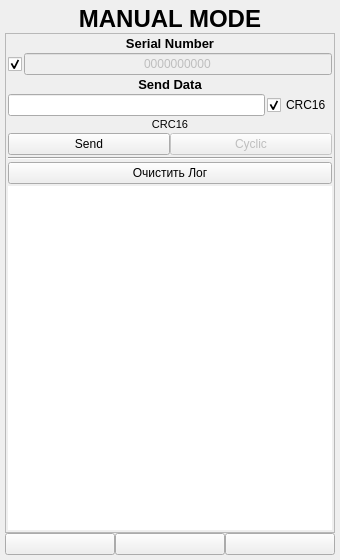
First picture: the form in ANDROID_FORMS/hands_enter_form.ui, repository DavidSiegman/PLC_RF_Configurator, before the edit.
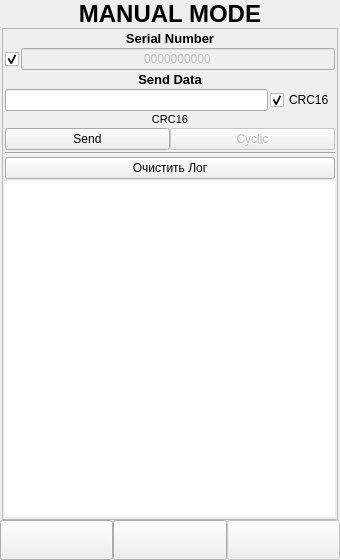
Second picture: the form after the edit. Icons and pictures are not drawn.

Patch:
```diff
--- a/ANDROID_FORMS/hands_enter_form.ui
+++ b/ANDROID_FORMS/hands_enter_form.ui
@@ -13,21 +13,21 @@
   <property name="windowTitle">
    <string>Form</string>
   </property>
-  <layout class="QVBoxLayout" name="verticalLayout">
+  <layout class="QVBoxLayout" name="verticalLayout_2">
    <property name="spacing">
     <number>0</number>
    </property>
    <property name="leftMargin">
-    <number>5</number>
+    <number>0</number>
    </property>
    <property name="topMargin">
-    <number>5</number>
+    <number>0</number>
    </property>
    <property name="rightMargin">
-    <number>5</number>
+    <number>0</number>
    </property>
    <property name="bottomMargin">
-    <number>5</number>
+    <number>0</number>
    </property>
    <item>
     <widget class="QLabel" name="label_1">
@@ -60,6 +60,27 @@
     </widget>
    </item>
    <item>
+    <widget class="QWidget" name="Main_Widget" native="true">
+     <property name="styleSheet">
+      <string notr="true"/>
+     </property>
+     <layout class="QVBoxLayout" name="verticalLayout_5">
+      <property name="spacing">
+       <number>0</number>
+      </property>
+      <property name="leftMargin">
+       <number>2</number>
+      </property>
+      <property name="topMargin">
+       <number>0</number>
+      </property>
+      <property name="rightMargin">
+       <number>2</number>
+      </property>
+      <property name="bottomMargin">
+       <number>0</number>
+      </property>
+      <item>
     <widget class="QScrollArea" name="scrollArea">
      <property name="horizontalScrollBarPolicy">
       <enum>Qt::ScrollBarAlwaysOff</enum>
@@ -72,8 +93,8 @@
        <rect>
         <x>0</x>
         <y>0</y>
-        <width>328</width>
-        <height>478</height>
+           <width>334</width>
+           <height>486</height>
        </rect>
       </property>
       <layout class="QVBoxLayout" name="verticalLayout_3">
@@ -453,15 +474,39 @@
      </widget>
     </widget>
    </item>
+     </layout>
+    </widget>
+   </item>
    <item>
-    <layout class="QHBoxLayout" name="horizontalLayout_2">
+    <widget class="QWidget" name="DownPanel_Widget" native="true">
+     <property name="styleSheet">
+      <string notr="true"/>
+     </property>
+     <layout class="QVBoxLayout" name="verticalLayout_4">
+      <property name="spacing">
+       <number>0</number>
+      </property>
+      <property name="leftMargin">
+       <number>0</number>
+      </property>
+      <property name="topMargin">
+       <number>0</number>
+      </property>
+      <property name="rightMargin">
+       <number>0</number>
+      </property>
+      <property name="bottomMargin">
+       <number>0</number>
+      </property>
+      <item>
+       <layout class="QHBoxLayout" name="horizontalLayout_4">
      <property name="spacing">
       <number>0</number>
      </property>
      <item>
       <widget class="QPushButton" name="Back">
        <property name="sizePolicy">
-        <sizepolicy hsizetype="Expanding" vsizetype="Minimum">
+           <sizepolicy hsizetype="Minimum" vsizetype="Minimum">
          <horstretch>0</horstretch>
          <verstretch>0</verstretch>
         </sizepolicy>
@@ -469,7 +514,7 @@
        <property name="minimumSize">
         <size>
          <width>0</width>
-         <height>0</height>
+            <height>40</height>
         </size>
        </property>
        <property name="text">
@@ -490,7 +535,7 @@
      <item>
       <widget class="QPushButton" name="btnSettings">
        <property name="sizePolicy">
-        <sizepolicy hsizetype="Expanding" vsizetype="Minimum">
+           <sizepolicy hsizetype="Minimum" vsizetype="Minimum">
          <horstretch>0</horstretch>
          <verstretch>0</verstretch>
         </sizepolicy>
@@ -498,7 +543,7 @@
        <property name="minimumSize">
         <size>
          <width>0</width>
-         <height>0</height>
+            <height>40</height>
         </size>
        </property>
        <property name="maximumSize">
@@ -526,12 +571,33 @@
       </widget>
      </item>
      <item>
+         <widget class="QWidget" name="Next_Widget" native="true">
+          <property name="enabled">
+           <bool>false</bool>
+          </property>
+          <layout class="QVBoxLayout" name="verticalLayout">
+           <property name="spacing">
+            <number>0</number>
+           </property>
+           <property name="leftMargin">
+            <number>0</number>
+           </property>
+           <property name="topMargin">
+            <number>0</number>
+           </property>
+           <property name="rightMargin">
+            <number>0</number>
+           </property>
+           <property name="bottomMargin">
+            <number>0</number>
+           </property>
+           <item>
       <widget class="QPushButton" name="Next">
        <property name="enabled">
-        <bool>true</bool>
+              <bool>false</bool>
        </property>
        <property name="sizePolicy">
-        <sizepolicy hsizetype="Expanding" vsizetype="Minimum">
+              <sizepolicy hsizetype="Minimum" vsizetype="Minimum">
          <horstretch>0</horstretch>
          <verstretch>0</verstretch>
         </sizepolicy>
@@ -539,7 +605,7 @@
        <property name="minimumSize">
         <size>
          <width>0</width>
-         <height>0</height>
+               <height>40</height>
         </size>
        </property>
        <property name="text">
@@ -558,6 +624,12 @@
       </widget>
      </item>
     </layout>
+         </widget>
+        </item>
+       </layout>
+      </item>
+     </layout>
+    </widget>
    </item>
   </layout>
  </widget>
```
Left out of the diff: 3 changed lines with no effect on the pictures. Lines whose indentation alone changed are shown as unchanged.
